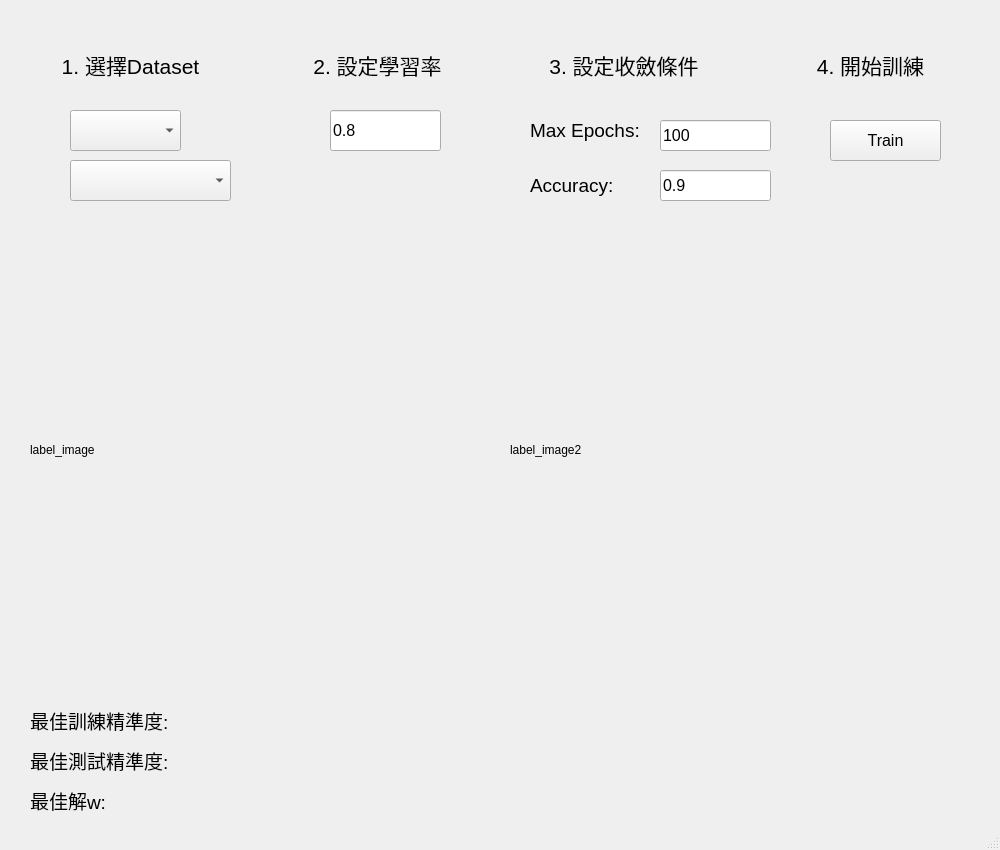
Qt form HW1/MyGUI.ui (KaiTung/NCU_111_NeuronNetwork) before a commit.
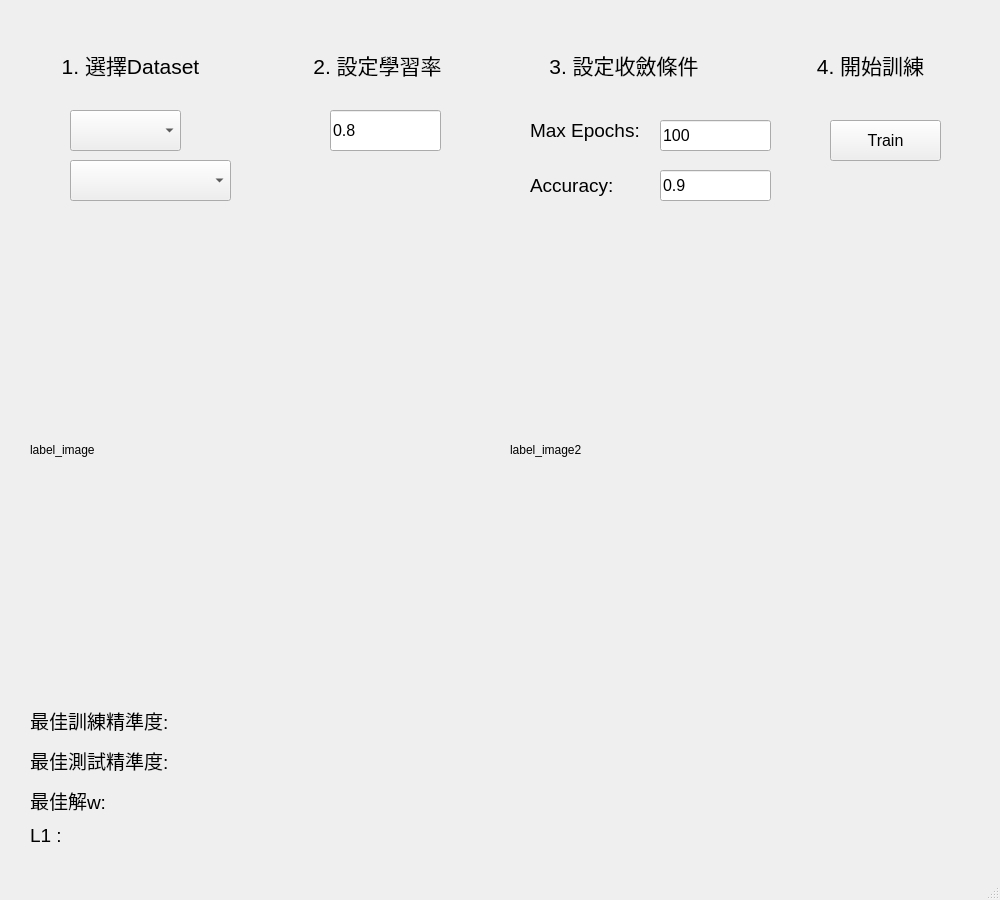
The same form after that commit.

```diff
--- a/HW1/MyGUI.ui
+++ b/HW1/MyGUI.ui
@@ -10,7 +10,7 @@
     <x>0</x>
     <y>0</y>
     <width>1000</width>
-    <height>850</height>
+    <height>900</height>
    </rect>
   </property>
   <property name="sizePolicy">
@@ -22,13 +22,13 @@
   <property name="minimumSize">
    <size>
     <width>1000</width>
-    <height>850</height>
+    <height>900</height>
    </size>
   </property>
   <property name="maximumSize">
    <size>
     <width>1000</width>
-    <height>850</height>
+    <height>900</height>
    </size>
   </property>
   <property name="windowTitle">
@@ -355,6 +355,24 @@
      <string>label_image2</string>
     </property>
    </widget>
+   <widget class="QLabel" name="label_L1">
+    <property name="geometry">
+     <rect>
+      <x>30</x>
+      <y>820</y>
+      <width>931</width>
+      <height>31</height>
+     </rect>
+    </property>
+    <property name="font">
+     <font>
+      <pointsize>14</pointsize>
+     </font>
+    </property>
+    <property name="text">
+     <string>L1 : </string>
+    </property>
+   </widget>
   </widget>
   <widget class="QMenuBar" name="menubar">
    <property name="geometry">
```
